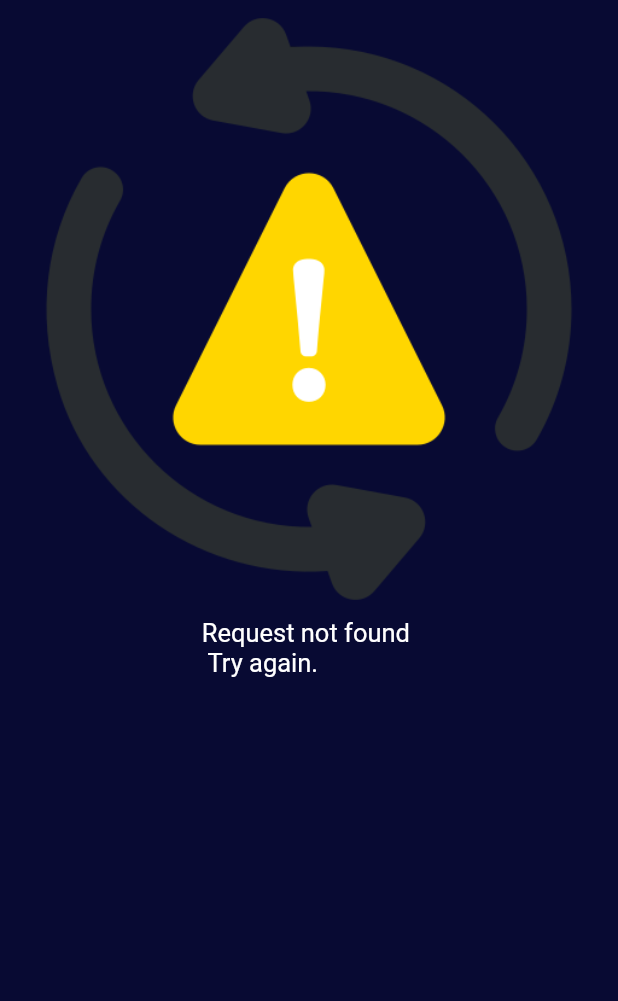
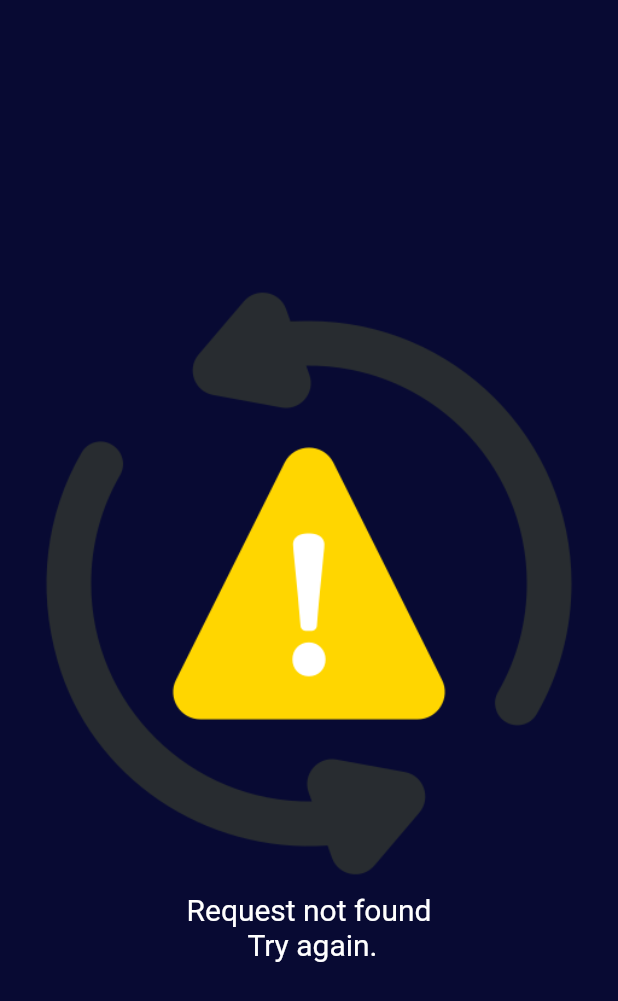
Before and after one commit to mwanagenzi/Sunshine, a Flutter app: the ErrorScreen screen opened directly, on a phone screen of 412 x 824 dp. Shown: the top 1001 px of the screen. Run offline on Flutter 3.47's test engine with Material 2 defaults, Android fonts, the phone set to English and light mode, and no system bars; our stand-ins replace flutter_svg, geolocator.

Commit message:
Refactored error screen components

```diff
--- a/lib/main.dart
+++ b/lib/main.dart
@@ -15,7 +15,7 @@ class Sunshine extends StatelessWidget {
     return MaterialApp(
       debugShowCheckedModeBanner: false,
       theme: SunshineTheme.themeData(),
-      home: const WelcomeScreen(),
+      home: const ErrorScreen(),
     );
   }
 }
--- a/lib/screens/error_screen.dart
+++ b/lib/screens/error_screen.dart
@@ -6,18 +6,16 @@ class ErrorScreen extends StatelessWidget {
   @override
   Widget build(BuildContext context) {
     return Scaffold(
-      body: SafeArea(
-        child: Center(
-          child: Column(
-            children: [
-              const Image(image: AssetImage('assets/images/error_icon.png')),
-              Text(
-                'Request not found \n Try again.',
-                style: Theme.of(context).textTheme.bodyText2,
-              ),
-            ],
+      body: Column(
+        mainAxisAlignment: MainAxisAlignment.center,
+        children: [
+          const Image(image: AssetImage('assets/images/error_icon.png')),
+          Text(
+            'Request not found \n Try again.',
+            textAlign: TextAlign.center,
+            style: Theme.of(context).textTheme.bodyText1,
           ),
-        ),
+        ],
       ),
     );
   }
```
